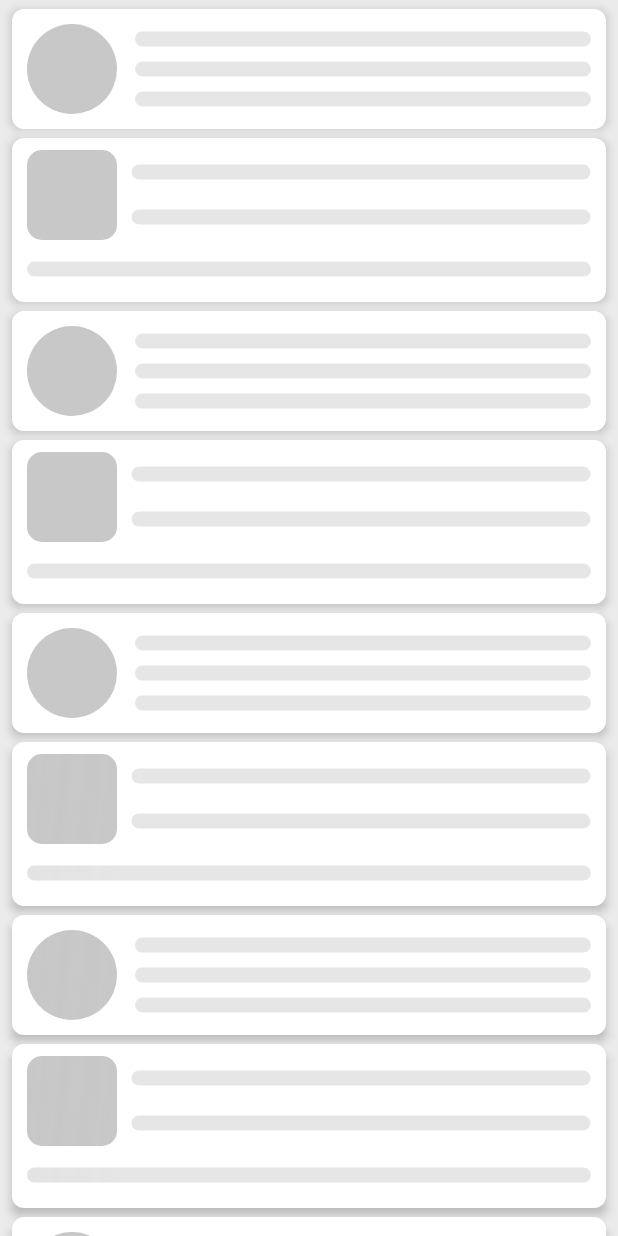
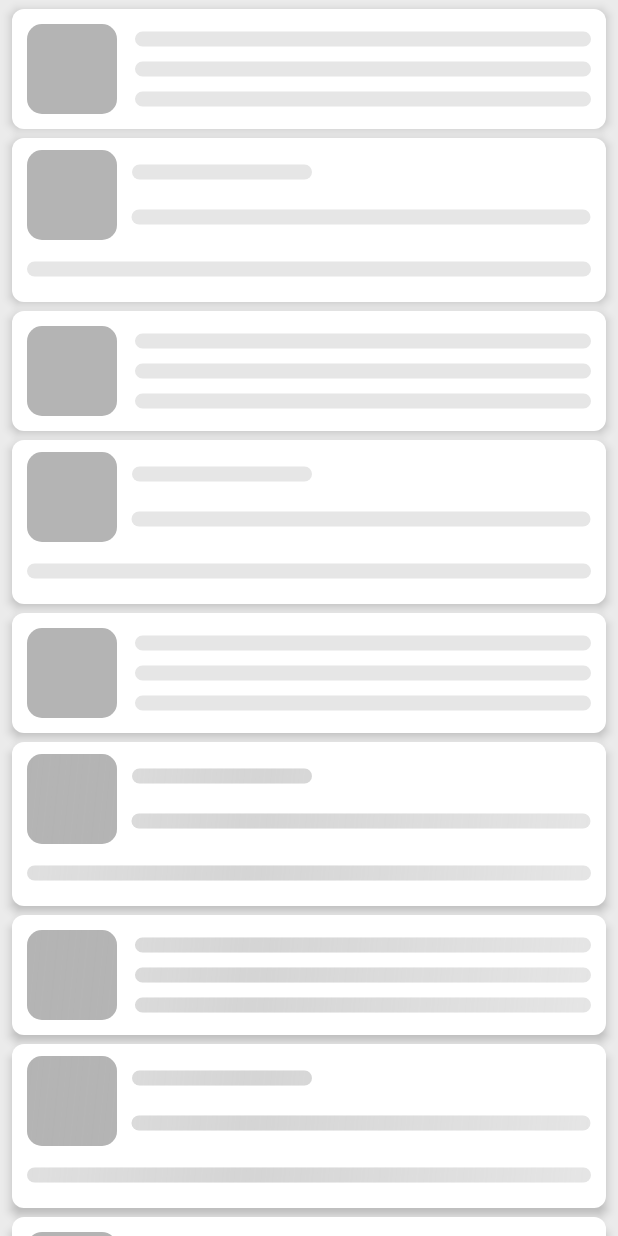
Before and after one commit to EudyContreras/Skeleton-Bones, an Android app: the screen it shows after launch (MainActivity), on a phone screen of 412 x 824 dp. Run offline under Robolectric (Android 15) with nearby library versions, the phone set to English and light mode, and no system bars; our stand-ins replace CircleImageView, Shimmer; pictures from the network do not load.

Commit message:
small adjustment to target use-case

```diff
--- a/app/src/main/java/com/eudycontreras/bones/ItemAdapter.kt
+++ b/app/src/main/java/com/eudycontreras/bones/ItemAdapter.kt
@@ -9,6 +9,9 @@ import androidx.interpolator.view.animation.FastOutSlowInInterpolator
 import androidx.recyclerview.widget.AdapterListUpdateCallback
 import androidx.recyclerview.widget.DiffUtil
 import androidx.recyclerview.widget.RecyclerView
+import com.eudycontreras.boneslibrary.bindings.getParentSkeletonDrawable
+import com.eudycontreras.boneslibrary.bindings.getSkeletonDrawable
+import com.eudycontreras.boneslibrary.extensions.disableSkeletonLoading
 import com.eudycontreras.boneslibrary.extensions.dp
 import com.eudycontreras.boneslibrary.framework.bones.BoneBuilder
 import com.eudycontreras.boneslibrary.framework.shimmer.ShimmerRayBuilder
@@ -123,48 +126,39 @@ class ItemAdapter<T : DemoData>(
                  * that we want to display
                  */
                 itemView.findViewById<ViewGroup>(R.id.ItemContainer)?.let { parent ->
-                    SkeletonDrawable.create(parent, true).build()
+
+                    SkeletonDrawable
+                        .create(parent, true)
+                        .builder()
                         .setAllowSavedState(false)
                         .setUseStateTransition(true)
                         .setStateTransitionDuration(200L)
-                        .withBoneBuilder(R.id.ItemAText, textBoneBuilder(parent, true))
-                        .withBoneBuilder(R.id.ItemBInnerTextA, textBoneBuilder(parent, false))
-                        .withBoneBuilder(R.id.ItemBInnerTextB, textBoneBuilder(parent, false))
-                        .withBoneBuilder(R.id.ItemBOuterText, textBoneBuilder(parent, false))
-                        .withBoneBuilder(R.id.ItemAImage, imageBoneBuilder(parent, ShapeType.CIRCULAR))
-                        .withBoneBuilder(R.id.ItemBImage, imageBoneBuilder(parent, ShapeType.RECTANGULAR))
-                        .withShimmerBuilder(shimmerRayBuilder(parent, R.color.bone_ray_color))
+                        .withBoneBuilder {
+                            setDissectBones(true)
+                            setColor(MutableColor.fromColor(ContextCompat.getColor(parent.context, R.color.bone_color)))
+                            setCornerRadii(CornerRadii(10.dp))
+                            setMaxThickness(10.dp)
+                            setMinThickness(10.dp)
+                        }
+                        .withBoneBuilder(R.id.ItemBInnerTextA) {
+                            setDissectBones(true)
+                            setColor(MutableColor.fromColor(ContextCompat.getColor(parent.context, R.color.bone_color)))
+                            setCornerRadii(CornerRadii(10.dp))
+                            setMaxThickness(10.dp)
+                            setMinThickness(10.dp)
+                        }
+                        .withShimmerBuilder{
+                            setColor(MutableColor.fromColor(ContextCompat.getColor(parent.context, R.color.bone_color_alt)))
+                            setCount(3)
+                            setInterpolator(FastOutSlowInInterpolator())
+                            setSharedInterpolator(false)
+                            setSpeedMultiplier(1.1f)
+                            setThicknessRatio(1.2f)
+                            setTilt(-0.1f)
+                        }
                         .setEnabled(true)
                 }
             }
-        }
-
-        companion object {
-            val imageBoneBuilder: (view: View, shape: ShapeType) -> BoneBuilder.() -> Unit = { view, shape -> {
-                textBoneBuilder(view, false)(this)
-                setColor(MutableColor.fromColor(ContextCompat.getColor(view.context, R.color.bone_color_alt)))
-                setShaderMultiplier(1.021f)
-                setShapeType(shape)
-                withShimmerBuilder(shimmerRayBuilder(view, R.color.bone_ray_color_alt))
-            } }
-
-            val textBoneBuilder: (view: View, dissect: Boolean) -> BoneBuilder.() -> Unit = { view, dissect -> {
-                 setDissectBones(dissect)
-                 setColor(MutableColor.fromColor(ContextCompat.getColor(view.context, R.color.bone_color)))
-                 setCornerRadii(CornerRadii(10.dp))
-                 setMaxThickness(10.dp)
-                 setMinThickness(10.dp)
-            } }
-
-            val shimmerRayBuilder: (view: View, color: Int) ->  ShimmerRayBuilder.() -> Unit = { view, color -> {
-                setColor(MutableColor.fromColor(ContextCompat.getColor(view.context, color)))
-                setCount(3)
-                setInterpolator(FastOutSlowInInterpolator())
-                setSharedInterpolator(true)
-                setSpeedMultiplier(1.1f)
-                setThicknessRatio(1.2f)
-                setTilt(-0.1f)
-            } }
         }
     }
 
--- a/app/src/main/res/layout/list_item_b.xml
+++ b/app/src/main/res/layout/list_item_b.xml
@@ -42,8 +42,9 @@
 
         <TextView
             android:id="@+id/ItemBInnerTextA"
-            android:layout_width="match_parent"
+            android:layout_width="wrap_content"
             android:layout_height="wrap_content"
+            android:minWidth="120dp"
             android:layout_gravity="start"
             android:layout_weight="1"
             android:gravity="center_vertical"
--- a/app/src/main/res/values/colors.xml
+++ b/app/src/main/res/values/colors.xml
@@ -18,7 +18,7 @@
     <color name="text_color">#505050</color>
 
     <color name="bone_color">#E6E6E6</color>
-    <color name="bone_color_alt">#C8C8C8</color>
+    <color name="bone_color_alt">#B4B4B4</color>
 
     <color name="bone_ray_color">#D7BEBEBE</color>
     <color name="bone_ray_color_alt">#ffffff</color>
```
